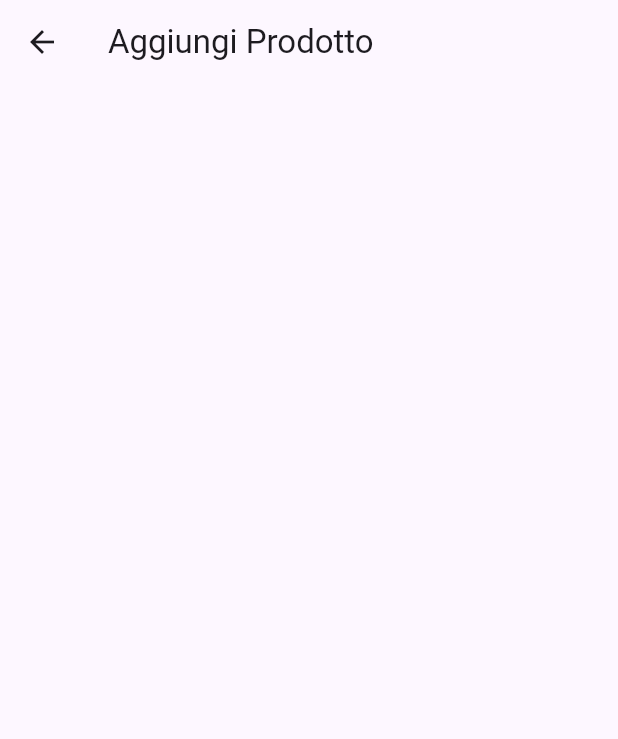
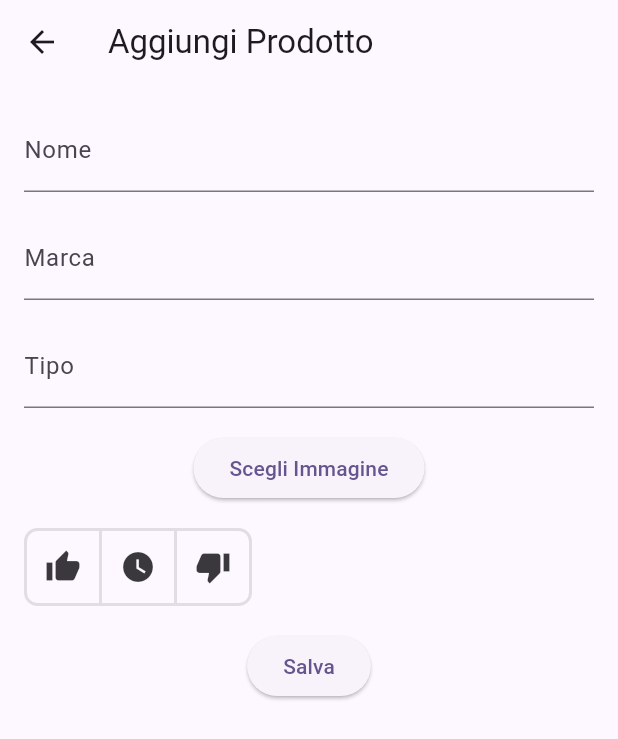
Before and after one commit to Borgna02/appSpesa, a Flutter app: the screen it shows after launch, after a tap on the "add" icon, on a phone screen of 412 x 824 dp. Shown: the top 739 px of the screen. Run offline on Flutter 3.47's test engine with Material 2 defaults, Android fonts, the phone set to English and light mode, and no system bars; our stand-ins replace fluttertoast, image_picker; missing offline and left inert: mysql_client.

Commit message:
Risoluzione problemi apk e avanzamento interfaccia

```diff
--- a/appspesa/lib/aggiungi_prodotto_page.dart
+++ b/appspesa/lib/aggiungi_prodotto_page.dart
@@ -1,7 +1,38 @@
+// ignore_for_file: unused_field
+
+import 'package:appspesa/votazione_button.dart';
 import 'package:flutter/material.dart';
+import 'package:image_picker/image_picker.dart';
+import 'dart:io';
 
-class AggiungiProdottoPage extends StatelessWidget {
-  const AggiungiProdottoPage({super.key});
+class AggiungiProdottoPage extends StatefulWidget {
+  @override
+  _AggiungiProdottoPageState createState() => _AggiungiProdottoPageState();
+}
+
+class _AggiungiProdottoPageState extends State<AggiungiProdottoPage> {
+  final _formKey = GlobalKey<FormState>();
+  final _marcaController = TextEditingController();
+  final _tipoController = TextEditingController();
+  File? _selectedImage;
+
+  @override
+  void dispose() {
+    _marcaController.dispose();
+    _tipoController.dispose();
+    super.dispose();
+  }
+
+  Future<void> _pickImage() async {
+    final picker = ImagePicker();
+    final pickedImage = await picker.pickImage(source: ImageSource.gallery);
+
+    setState(() {
+      if (pickedImage != null) {
+        _selectedImage = File(pickedImage.path);
+      }
+    });
+  }
 
   @override
   Widget build(BuildContext context) {
@@ -9,14 +40,70 @@ class AggiungiProdottoPage extends StatelessWidget {
       appBar: AppBar(
         title: const Text('Aggiungi Prodotto'),
       ),
-      body: const SingleChildScrollView(
+      body: SingleChildScrollView(
         child: Padding(
-          padding: EdgeInsets.all(16.0),
-          child: Column(
-            children: [
-              // Aggiungi il form per l'aggiunta di un nuovo prodotto
-              // Includi campi per nome, marca, tipo, ecc.
-            ],
+          padding: const EdgeInsets.all(16.0),
+          child: Form(
+            key: _formKey,
+            child: Column(
+              children: [
+                TextFormField(
+                  decoration: const InputDecoration(
+                    labelText: 'Nome',
+                  ),
+                  validator: (value) {
+                    if (value!.isEmpty) {
+                      return 'Inserisci il nome del prodotto';
+                    }
+                    return null;
+                  },
+                ),
+                const SizedBox(height: 16.0),
+                TextFormField(
+                  controller: _marcaController,
+                  decoration: const InputDecoration(
+                    labelText: 'Marca',
+                  ),
+                  validator: (value) {
+                    if (value!.isEmpty) {
+                      return 'Inserisci la marca del prodotto';
+                    }
+                    return null;
+                  },
+                ),
+                const SizedBox(height: 16.0),
+                TextFormField(
+                  controller: _tipoController,
+                  decoration: const InputDecoration(
+                    labelText: 'Tipo',
+                  ),
+                  validator: (value) {
+                    if (value!.isEmpty) {
+                      return 'Inserisci il tipo del prodotto';
+                    }
+                    return null;
+                  },
+                ),
+                const SizedBox(height: 16.0),
+                ElevatedButton(
+                  onPressed: _pickImage,
+                  child: const Text('Scegli Immagine'),
+                ),
+                const SizedBox(height: 16.0),
+                Row(
+                  children: [VotazioneButton()],
+                ),
+                const SizedBox(height: 16.0),
+                ElevatedButton(
+                  onPressed: () {
+                    if (_formKey.currentState!.validate()) {
+                      // Esegue l'azione di salvataggio dei dati
+                    }
+                  },
+                  child: const Text('Salva'),
+                ),
+              ],
+            ),
           ),
         ),
       ),
--- a/appspesa/lib/main.dart
+++ b/appspesa/lib/main.dart
@@ -1,11 +1,10 @@
 import 'package:appspesa/connection_railway.dart';
 import 'package:flutter/material.dart';
+import 'package:fluttertoast/fluttertoast.dart';
 
 import 'dettaglio_prodotto_page.dart';
 import 'aggiungi_prodotto_page.dart';
 import 'prodotto.dart';
-
-/// Flutter code sample for [AppBar].
 
 void main() => runApp(const AppBarApp());
 
@@ -80,7 +79,10 @@ class MyAppBar extends StatelessWidget {
       final int tabsCount = tabWidgets.length;
 
       await conn.close();
-      print('Disconnected from database');
+      Fluttertoast.showToast(
+        msg: "Disconnected from database",
+        gravity: ToastGravity.CENTER,
+      );
 
       // Costruisce la TabBar utilizzando i dati ottenuti dalla query
       return DefaultTabController(
@@ -128,7 +130,7 @@ class MyAppBar extends StatelessWidget {
                         Container(
                           width: 12,
                           height: 12,
-                          margin: EdgeInsets.only(right: 8),
+                          margin: const EdgeInsets.only(right: 8),
                           decoration: BoxDecoration(
                             shape: BoxShape.circle,
                             color: prodotto.isDaRicomprare
@@ -164,7 +166,7 @@ class MyAppBar extends StatelessWidget {
                 ),
               );
             },
-            child: Icon(Icons.add),
+            child: const Icon(Icons.add),
           ),
           floatingActionButtonLocation: FloatingActionButtonLocation.endFloat,
         ),
@@ -188,14 +190,24 @@ class MyAppBar extends StatelessWidget {
         } else if (snapshot.hasData) {
           // Restituisce il widget della TabBar se sono disponibili i dati
           return snapshot.data!;
+        } else if (snapshot.hasError) {
+          // Visualizza il messaggio di errore ricevuto dal database
+          return Scaffold(
+            appBar: AppBar(
+              title: const Text('Spesa'),
+            ),
+            body: Center(
+              child: Text('Error retrieving data: ${snapshot.error}'),
+            ),
+          );
         } else {
-          // Visualizza un messaggio di errore se si verificano problemi nel recupero dei dati
+          // Visualizza un messaggio generico di errore se si verifica un problema sconosciuto
           return Scaffold(
             appBar: AppBar(
               title: const Text('Spesa'),
             ),
             body: const Center(
-              child: Text('Error retrieving data'),
+              child: Text('Unknown error occurred'),
             ),
           );
         }
--- /dev/null
+++ b/appspesa/lib/votazione_button.dart
@@ -0,0 +1,44 @@
+import 'package:flutter/material.dart';
+
+class VotazioneButton extends StatefulWidget {
+  @override
+  _VotazioneButtonState createState() => _VotazioneButtonState();
+}
+
+class _VotazioneButtonState extends State<VotazioneButton> {
+  List<bool> _selections = [false, false, false];
+  bool? isPiaciuto;
+
+  void _setSelection(int index) {
+    setState(() {
+      _selections = List.generate(3, (i) => i == index);
+      if (index == 0) {
+        isPiaciuto = true;
+      } else if (index == 1) {
+        isPiaciuto = null;
+      } else {
+        isPiaciuto = false;
+      }
+    });
+  }
+
+  @override
+  Widget build(BuildContext context) {
+    final colorScheme = Theme.of(context).colorScheme;
+    final accentColor = colorScheme
+        .primary; // Usa il colore primario come colore di evidenziazione
+
+    return ToggleButtons(
+      children: [
+        Icon(Icons.thumb_up),
+        Icon(Icons.watch_later),
+        Icon(Icons.thumb_down),
+      ],
+      isSelected: _selections,
+      onPressed: _setSelection,
+      selectedColor: accentColor,
+      borderRadius: BorderRadius.circular(8.0),
+      borderWidth: 2.0,
+    );
+  }
+}
--- a/appspesa/pubspec.yaml
+++ b/appspesa/pubspec.yaml
@@ -36,6 +36,8 @@ dependencies:
   # Use with the CupertinoIcons class for iOS style icons.
   cupertino_icons: ^1.0.2
   mysql_client: ^0.0.27
+  image_picker: ^0.8.4+4
+  fluttertoast: ^8.0.7
 
 dev_dependencies:
   flutter_test:
```
Also changed, not shown: appspesa/pubspec.lock, 7 other files.
